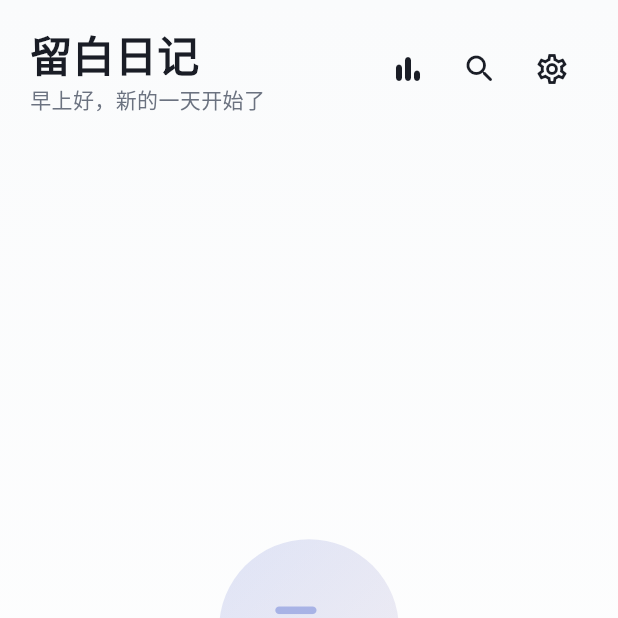
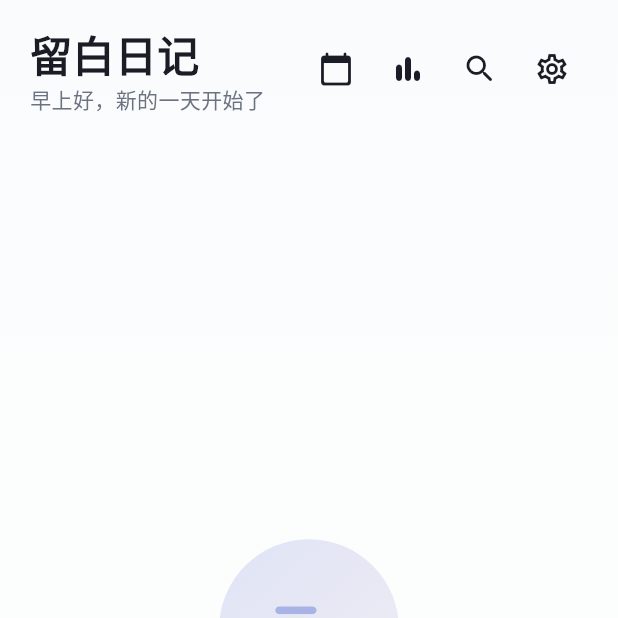
Before and after one commit to qianqiuyueying/whiteSpace, a Flutter app: the HomePage screen opened by its route, on a phone screen of 412 x 824 dp, the top half of it. Run offline on Flutter 3.47's test engine with Material 3 defaults, Android fonts, the phone set to English and light mode, and no system bars; drawn by our look-alikes of flutter_animate; our stand-ins replace dio, file_picker, fl_chart, flutter_markdown, flutter_riverpod, flutter_secure_storage and 5 more; accounts and stored records are empty; generated files the repository leaves out were written again.

Commit message:
feat: add calendar entry point to home page

```diff
--- a/lib/core/router/app_router.dart
+++ b/lib/core/router/app_router.dart
@@ -7,6 +7,7 @@ import '../../features/diary/presentation/home_page.dart';
 import '../../features/diary/presentation/diary_edit_page.dart';
 import '../../features/diary/presentation/diary_detail_page.dart';
 import '../../features/diary/presentation/stats_page.dart';
+import '../../features/diary/presentation/calendar_page.dart';
 import '../../features/settings/presentation/settings_page.dart';
 
 /// 路由配置
@@ -44,6 +45,10 @@ final GoRouter _router = GoRouter(
       builder: (context, state) => const StatsPage(),
     ),
     GoRoute(
+      path: '/calendar',
+      builder: (context, state) => const CalendarPage(),
+    ),
+    GoRoute(
       path: '/settings',
       builder: (context, state) => const SettingsPage(),
     ),
--- a/lib/features/diary/presentation/home_page.dart
+++ b/lib/features/diary/presentation/home_page.dart
@@ -93,6 +93,13 @@ class _HomePageState extends ConsumerState<HomePage> {
               ),
               Row(
                 children: [
+                  IconButton(
+                    onPressed: () => context.push('/calendar'),
+                    icon: Icon(
+                      Icons.calendar_today_rounded,
+                      color: isDark ? AppTheme.darkText : AppTheme.lightText,
+                    ),
+                  ),
                   IconButton(
                     onPressed: () => context.push('/stats'),
                     icon: Icon(
```
